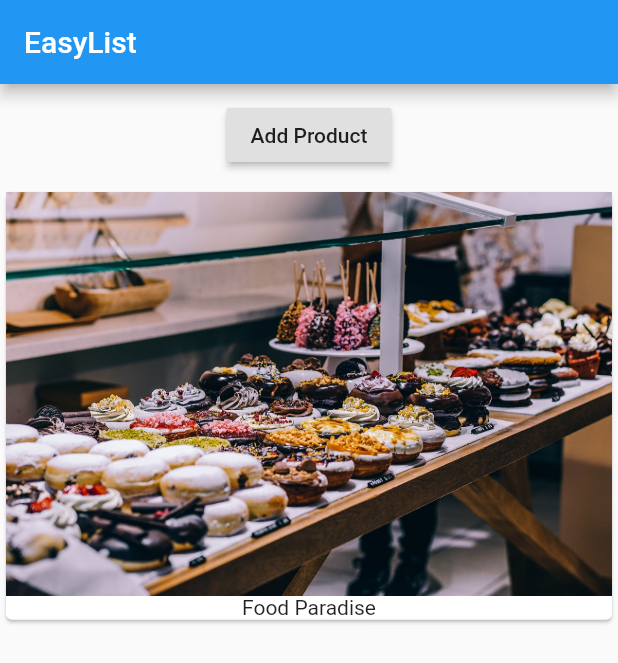
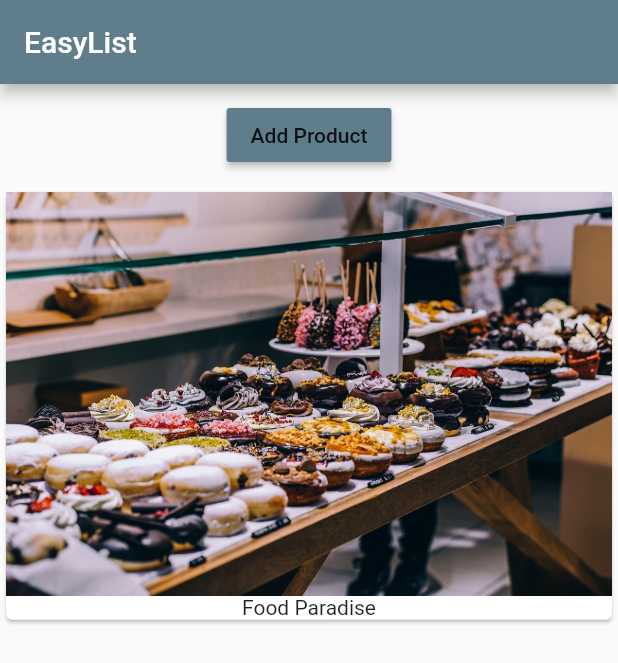
Before and after one commit to sahilmob/flutter-easy-list, a Flutter app: the screen it shows after launch, on a phone screen of 412 x 824 dp. Shown: the top 663 px of the screen. Run offline on Flutter 3.47's test engine with Material 2 defaults, Android fonts, the phone set to English and light mode, and no system bars.

Commit message:
add app theme

```diff
--- a/lib/main.dart
+++ b/lib/main.dart
@@ -8,6 +8,10 @@ class MyApp extends StatelessWidget {
   @override
   Widget build(BuildContext context) {
     return MaterialApp(
+      theme: ThemeData(
+          brightness: Brightness.light,
+          primarySwatch: Colors.blueGrey,
+          accentColor: Colors.blueAccent),
       home: Scaffold(
           appBar: AppBar(
             title: Text('EasyList'),
--- a/lib/product_manager.dart
+++ b/lib/product_manager.dart
@@ -28,6 +28,7 @@ class _ProductManagerState extends State<ProductManager> {
         Container(
             margin: EdgeInsets.all(10.0),
             child: RaisedButton(
+                color: Theme.of(context).primaryColor,
                 child: Text('Add Product'),
                 onPressed: () {
                   setState(() {
```
